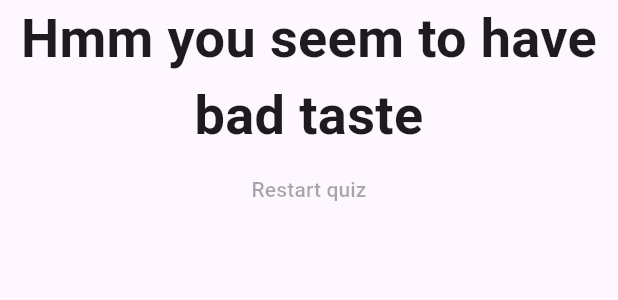
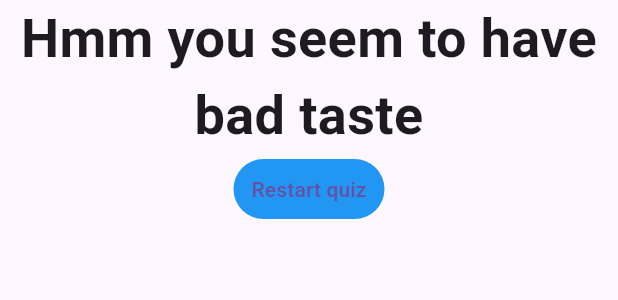
Before and after one commit to Ihimbru-K/quizo, a Flutter app: the Result widget shown alone on an empty page, opened directly with empty values, on a phone screen of 412 x 824 dp. Shown: the top 300 px of the screen. Run offline on Flutter 3.47's test engine with Material 3 defaults, Android fonts, the phone set to English and light mode, and no system bars; statements that could not run were skipped.

Commit message:
modified button

```diff
--- a/lib/result.dart
+++ b/lib/result.dart
@@ -2,8 +2,9 @@ import 'package:flutter/material.dart';
 
 class Result extends StatelessWidget {
   final int resultScore;
+  final VoidCallback resetHandler;
 
-  Result(this.resultScore);
+  Result(this.resultScore, this.resetHandler);
 
   /**
    * In dart a getter is a special type of method that doesn't accept parameters
@@ -36,7 +37,13 @@ class Result extends StatelessWidget {
             ),
             textAlign: TextAlign.center,
           ),
-          TextButton(onPressed: , child: Text("Restart quiz"))
+          TextButton(
+            onPressed: resetHandler,
+            child: Text("Restart quiz"),
+            style: ButtonStyle(
+              backgroundColor: MaterialStateProperty.all<Color>(Colors.blue),
+            ),
+          ),
         ],
       ),
     );
```
Also changed, not shown: lib/main.dart (+7 -4 lines).
